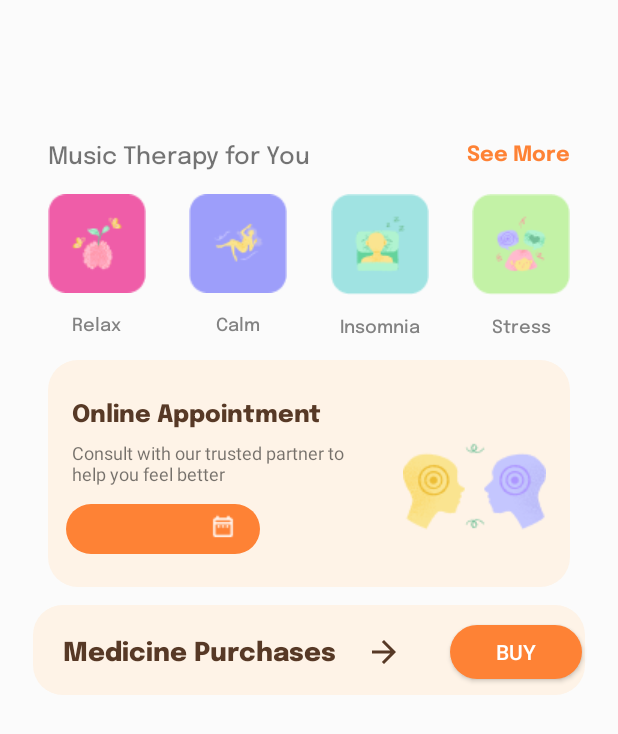
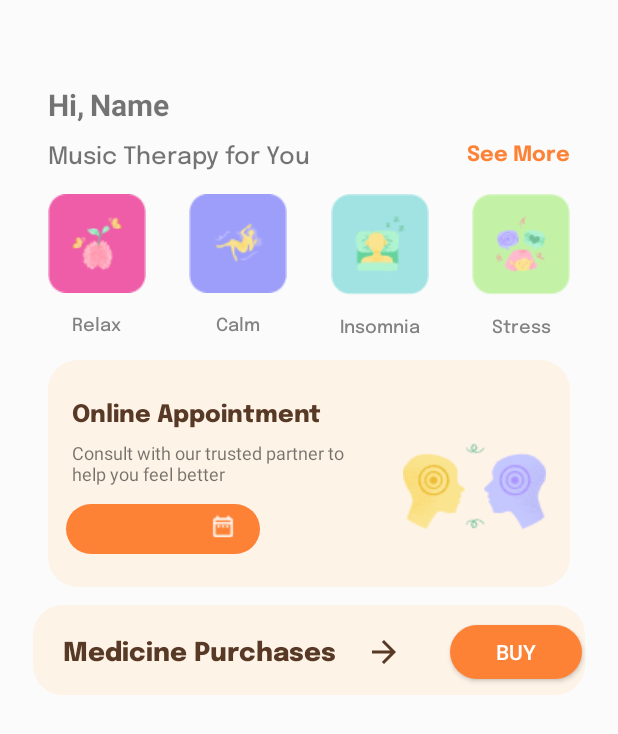
Before and after one commit to FerdinandPrabaswara/Sehati, an Android app: the Home screen opened directly, with no data from a screen before it, on a phone screen of 412 x 824 dp. Shown: the top 734 px of the screen. Run offline under Robolectric (Android 15) with nearby library versions, the phone set to English and light mode, and no system bars; our stand-ins replace Firebase (no records; nobody signed in at launch, a user with empty details on screens opened directly).

Commit message:
display user's name on home

```diff
--- a/app/src/main/java/com/example/sehati/Home.java
+++ b/app/src/main/java/com/example/sehati/Home.java
@@ -1,5 +1,6 @@
 package com.example.sehati;
 
+import androidx.annotation.NonNull;
 import androidx.appcompat.app.AppCompatActivity;
 
 import android.content.Intent;
@@ -7,11 +8,26 @@ import android.os.Bundle;
 import android.view.View;
 
 import android.widget.Button;
+import android.widget.TextView;
+import android.widget.Toast;
 
 
 import com.example.sehati.databinding.ActivityHomeBinding;
+import com.example.sehati.model.User;
+import com.google.firebase.auth.FirebaseAuth;
+import com.google.firebase.auth.FirebaseUser;
+import com.google.firebase.database.DataSnapshot;
+import com.google.firebase.database.DatabaseError;
+import com.google.firebase.database.DatabaseReference;
+import com.google.firebase.database.FirebaseDatabase;
+import com.google.firebase.database.ValueEventListener;
 
 public class Home extends AppCompatActivity {
+
+    private FirebaseAuth auth;
+    private FirebaseDatabase database;
+    private DatabaseReference ref;
+    private TextView tv_name;
 
     ActivityHomeBinding binding;
     Button moveBuyMedicine;
@@ -20,6 +36,45 @@ public class Home extends AppCompatActivity {
         super.onCreate(savedInstanceState);
         binding = ActivityHomeBinding.inflate(getLayoutInflater());
         setContentView(binding.getRoot());
+
+        // Get user's name
+        auth = FirebaseAuth.getInstance();
+        database = FirebaseDatabase.getInstance();
+        ref = database.getReference("User");
+
+        // Get the current user
+        FirebaseUser currentUser = auth.getCurrentUser();
+        if (currentUser == null) {
+            // No user is signed in, redirect to Login
+            Intent intent = new Intent(Home.this, Login.class);
+            startActivity(intent);
+        }
+        // Find the TextView in the layout
+        tv_name = findViewById(R.id.nameUser);
+
+        // Set the user's display name from the database
+        if (currentUser != null) {
+            String userId = currentUser.getUid();
+            ref.child(userId).addListenerForSingleValueEvent(new ValueEventListener() {
+                @Override
+                public void onDataChange(@NonNull DataSnapshot dataSnapshot) {
+                    if (dataSnapshot.exists()) {
+                        User user = dataSnapshot.getValue(User.class);
+                        if (user != null) {
+                            String displayName = user.name;
+                            tv_name.setText(displayName);
+                        }
+                    } else {
+                        Toast.makeText(Home.this, "User data not found", Toast.LENGTH_SHORT).show();
+                    }
+                }
+
+                @Override
+                public void onCancelled(@NonNull DatabaseError databaseError) {
+                    Toast.makeText(Home.this, "Failed to load user data", Toast.LENGTH_SHORT).show();
+                }
+            });
+        }
 
         moveBuyMedicine = findViewById(R.id.bt_movetobuyMedicine);
         moveBuyMedicine.setOnClickListener(new View.OnClickListener() {
--- a/app/src/main/res/layout/activity_home.xml
+++ b/app/src/main/res/layout/activity_home.xml
@@ -7,6 +7,31 @@
     android:background="#FBFBFB"
     tools:context=".Home">
 
+
+    <TextView
+        android:layout_width="wrap_content"
+        android:layout_height="wrap_content"
+        android:layout_marginStart="32dp"
+        android:layout_marginTop="56dp"
+        android:text="Hi, "
+        android:textSize="20sp"
+        android:textStyle="bold"
+        app:layout_constraintStart_toStartOf="parent"
+        app:layout_constraintTop_toTopOf="parent" />
+
+    <TextView
+        android:id="@+id/nameUser"
+        android:layout_width="wrap_content"
+        android:layout_height="wrap_content"
+        android:layout_marginStart="60dp"
+        android:layout_marginTop="24dp"
+        android:text="Name"
+        android:textSize="20sp"
+        android:textStyle="bold"
+        app:layout_constraintBottom_toTopOf="@+id/textView"
+        app:layout_constraintStart_toStartOf="parent"
+        app:layout_constraintTop_toTopOf="parent"
+        app:layout_constraintVertical_bias="0.78" />
 
     <TextView
         android:id="@+id/textView"
```
